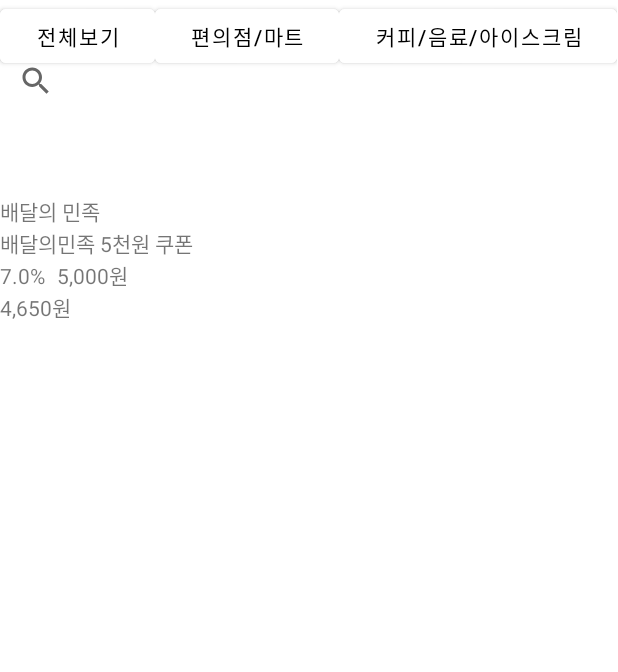
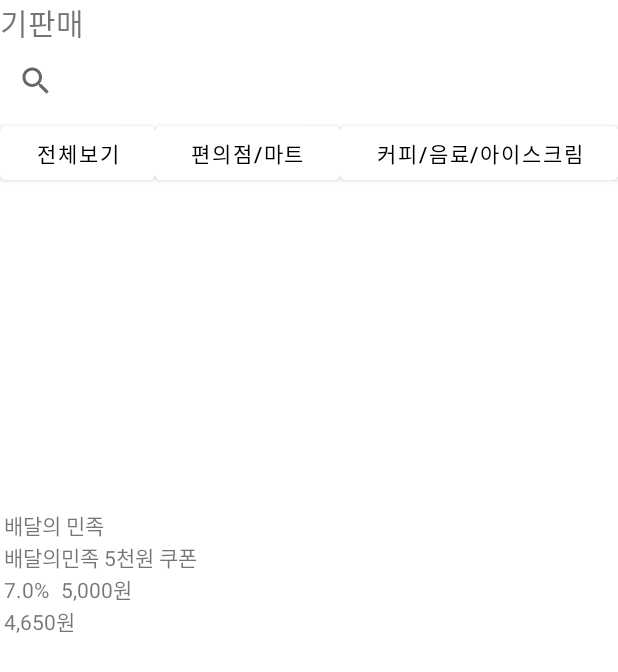
Before and after one commit to maie421/android, an Android app: the screen it shows after launch (MainActivity), on a phone screen of 412 x 824 dp. Shown: the top 672 px of the screen. Run offline under Robolectric (Android 15) with nearby library versions, the phone set to English and light mode, and no system bars.

Commit message:
feat : 정리

```diff
--- a/app/src/main/res/layout/activity_main.xml
+++ b/app/src/main/res/layout/activity_main.xml
@@ -6,12 +6,6 @@
     android:layout_height="match_parent"
     tools:context=".MainActivity">
 
-    <LinearLayout
-        android:id="@+id/linearLayout"
-        android:layout_width="411dp"
-        android:layout_height="82dp"
-        android:orientation="vertical"
-        tools:ignore="MissingConstraints">
 
     <TextView
         android:id="@+id/textView2"
@@ -19,19 +13,22 @@
         android:layout_height="wrap_content"
         android:text="기판매"
         android:textSize="20dp"
-            tools:layout_editor_absoluteX="13dp"
-            tools:layout_editor_absoluteY="16dp" />
+        app:layout_constraintBottom_toTopOf="@id/search"
+        app:layout_constraintEnd_toEndOf="parent"
+        app:layout_constraintStart_toStartOf="parent"
+        app:layout_constraintTop_toTopOf="parent" />
 
     <SearchView
         android:layout_width="match_parent"
-            android:layout_height="wrap_content" />
+        android:layout_height="wrap_content"
+        android:id="@+id/search"
+        app:layout_constraintTop_toBottomOf="@id/textView2"/>
 
     <com.google.android.material.textfield.TextInputLayout
             android:id="@+id/textInputLayout"
             android:layout_width="409dp"
             android:layout_height="wrap_content"
-            tools:layout_editor_absoluteX="1dp"
-            tools:layout_editor_absoluteY="75dp">
+        tools:ignore="MissingConstraints">
 
         </com.google.android.material.textfield.TextInputLayout>
 
@@ -43,15 +40,16 @@
 
         </com.google.android.material.textfield.TextInputLayout>
 
-    </LinearLayout>
 
     <LinearLayout
         android:id="@+id/linearLayout2"
-        android:layout_width="411dp"
-        android:layout_height="82dp"
+        android:layout_width="match_parent"
+        android:layout_height="wrap_content"
         android:orientation="horizontal"
-        tools:ignore="MissingConstraints"
-        tools:layout_editor_absoluteY="82dp">
+        app:layout_constraintEnd_toEndOf="parent"
+        app:layout_constraintStart_toStartOf="parent"
+        app:layout_constraintTop_toBottomOf="@+id/search"
+        tools:ignore="MissingConstraints">
 
         <Button
             android:id="@+id/button"
@@ -85,10 +83,16 @@
         android:id="@+id/linearLayout5"
         android:layout_width="wrap_content"
         android:layout_height="wrap_content"
+        android:layout_marginStart="2dp"
+        android:layout_marginTop="42dp"
+        android:layout_marginEnd="259dp"
+        android:layout_marginBottom="358dp"
         android:orientation="vertical"
-        tools:ignore="MissingConstraints"
-        tools:layout_editor_absoluteX="2dp"
-        tools:layout_editor_absoluteY="165dp">
+        app:layout_constraintBottom_toBottomOf="parent"
+        app:layout_constraintEnd_toEndOf="parent"
+        app:layout_constraintStart_toStartOf="parent"
+        app:layout_constraintTop_toBottomOf="@+id/linearLayout2"
+        tools:ignore="MissingConstraints">
 
 
         <ImageView
```
Lines whose indentation alone changed are shown as unchanged.
